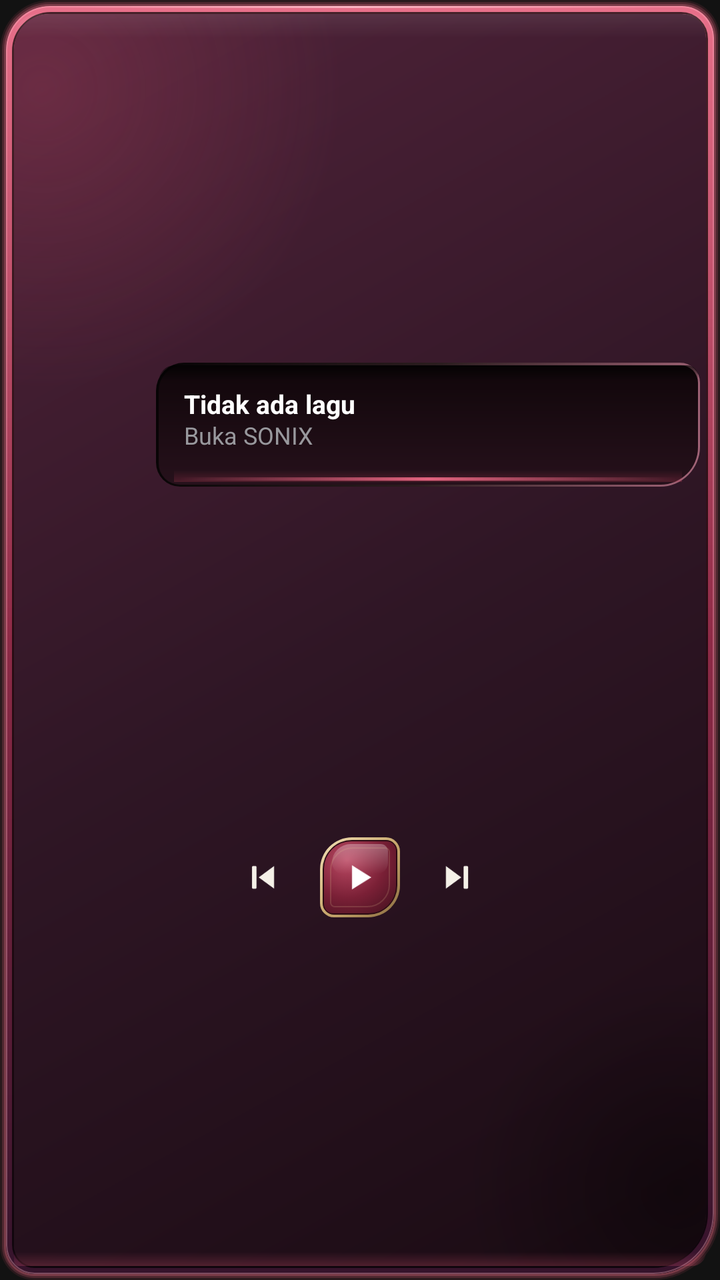
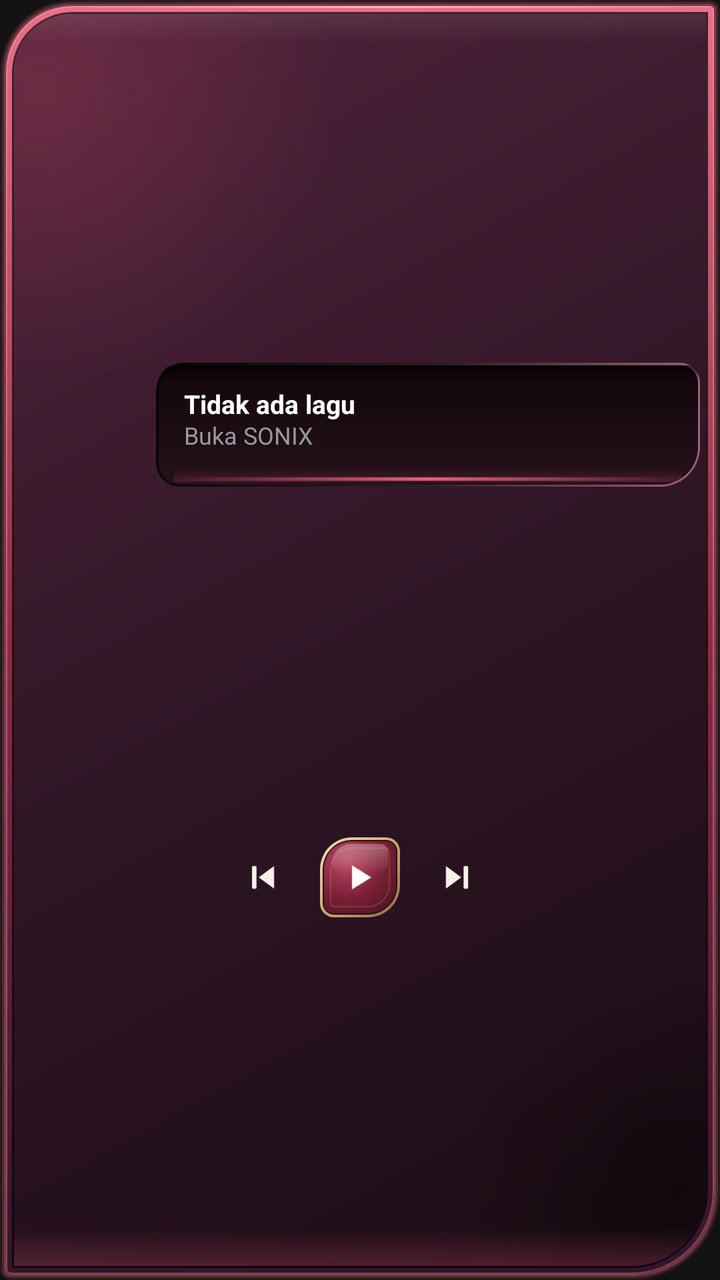

Compare the two renders of this Android layout. The source of the first and the diff that turns it into the second are given below.
<!-- AndroidManifest.xml: application theme Theme.AudioPlayer -->
<!-- res/layout/widget_player.xml -->
<?xml version="1.0" encoding="utf-8"?>
<LinearLayout xmlns:android="http://schemas.android.com/apk/res/android"
    android:id="@+id/widget_root"
    android:layout_width="match_parent"
    android:layout_height="match_parent"
    android:background="@drawable/widget_background_dark"
    android:orientation="vertical"
    android:gravity="center_vertical"
    android:clipToPadding="false"
    android:padding="10dp">

    <LinearLayout
        android:layout_width="match_parent"
        android:layout_height="0dp"
        android:layout_weight="1" />

    <LinearLayout
        android:layout_width="match_parent"
        android:layout_height="62dp"
        android:orientation="horizontal"
        android:gravity="center_vertical">

        <ImageView
            android:id="@+id/widget_album_art"
            android:layout_width="62dp"
            android:layout_height="62dp"
            android:scaleType="centerCrop" />

        <LinearLayout
            android:id="@+id/widget_well"
            android:layout_width="0dp"
            android:layout_height="62dp"
            android:layout_weight="1"
            android:layout_marginStart="6dp"
            android:background="@drawable/widget_well"
            android:orientation="vertical"
            android:gravity="center_vertical"
            android:paddingStart="14dp"
            android:paddingEnd="12dp"
            android:paddingBottom="4dp">

            <TextView
                android:id="@+id/widget_title"
                android:layout_width="match_parent"
                android:layout_height="wrap_content"
                android:textColor="#FFFFFF"
                android:textSize="13sp"
                android:textStyle="bold"
                android:maxLines="2"
                android:includeFontPadding="false"
                android:ellipsize="end"
                android:text="Tidak ada lagu" />

            <TextView
                android:id="@+id/widget_artist"
                android:layout_width="match_parent"
                android:layout_height="wrap_content"
                android:layout_marginTop="1dp"
                android:textColor="#98989D"
                android:textSize="12sp"
                android:maxLines="1"
                android:includeFontPadding="false"
                android:ellipsize="end"
                android:text="Buka SONIX" />
        </LinearLayout>

    </LinearLayout>

    <LinearLayout
        android:layout_width="match_parent"
        android:layout_height="0dp"
        android:layout_weight="1" />

    <LinearLayout
        android:layout_width="match_parent"
        android:layout_height="40dp"
        android:layout_marginTop="4dp"
        android:orientation="horizontal"
        android:gravity="center">

        <ImageButton
            android:id="@+id/widget_prev"
            android:layout_width="34dp"
            android:layout_height="34dp"
            android:padding="7dp"
            android:background="@android:color/transparent"
            android:scaleType="fitCenter"
            android:src="@drawable/ic_widget_previous"
            android:contentDescription="Sebelumnya" />

        <ImageButton
            android:id="@+id/widget_play_pause"
            android:layout_width="40dp"
            android:layout_height="40dp"
            android:layout_marginStart="12dp"
            android:padding="10dp"
            android:background="@drawable/widget_play_button_bg"
            android:scaleType="fitCenter"
            android:src="@drawable/ic_widget_play"
            android:contentDescription="Putar" />

        <ImageButton
            android:id="@+id/widget_next"
            android:layout_width="34dp"
            android:layout_height="34dp"
            android:layout_marginStart="12dp"
            android:padding="7dp"
            android:background="@android:color/transparent"
            android:scaleType="fitCenter"
            android:src="@drawable/ic_widget_next"
            android:contentDescription="Berikutnya" />

    </LinearLayout>

    <LinearLayout
        android:layout_width="match_parent"
        android:layout_height="0dp"
        android:layout_weight="1" />

</LinearLayout>
<!-- resources referenced by this layout -->
<resources>
  <!-- drawable ic_widget_next: png bitmap (drawable, 1562 bytes) -->
  <!-- drawable ic_widget_play: png bitmap (drawable, 776 bytes) -->
  <!-- drawable ic_widget_previous: png bitmap (drawable, 1621 bytes) -->
  <!-- drawable widget_background_dark: vector/xml drawable (drawable, 5443 chars, omitted) -->
  <!-- drawable widget_play_button_bg: vector/xml drawable (drawable, 6458 chars, omitted) -->
  <!-- drawable widget_well: vector/xml drawable (drawable, 2124 chars, omitted) -->
  <style name="Theme.AudioPlayer" parent="android:Theme.Material.NoActionBar">
          <item name="android:windowBackground">@color/black</item>
      </style>
  <color name="black">#FF121212</color>
</resources>

<!-- the commit's change to res/layout/widget_player.xml (unified diff, before → after) -->
@@ -1,120 +1,128 @@
 <?xml version="1.0" encoding="utf-8"?>
-<LinearLayout xmlns:android="http://schemas.android.com/apk/res/android"
-    android:id="@+id/widget_root"
+<FrameLayout xmlns:android="http://schemas.android.com/apk/res/android"
+    android:id="@android:id/background"
     android:layout_width="match_parent"
     android:layout_height="match_parent"
-    android:background="@drawable/widget_background_dark"
-    android:orientation="vertical"
-    android:gravity="center_vertical"
-    android:clipToPadding="false"
-    android:padding="10dp">
+    android:clipToOutline="true">
 
     <LinearLayout
+        android:id="@+id/widget_root"
         android:layout_width="match_parent"
-        android:layout_height="0dp"
-        android:layout_weight="1" />
-
-    <LinearLayout
-        android:layout_width="match_parent"
-        android:layout_height="62dp"
-        android:orientation="horizontal"
-        android:gravity="center_vertical">
-
-        <ImageView
-            android:id="@+id/widget_album_art"
-            android:layout_width="62dp"
-            android:layout_height="62dp"
-            android:scaleType="centerCrop" />
+        android:layout_height="match_parent"
+        android:background="@drawable/widget_background_dark"
+        android:orientation="vertical"
+        android:gravity="center_vertical"
+        android:clipToPadding="false"
+        android:padding="10dp">
 
         <LinearLayout
-            android:id="@+id/widget_well"
-            android:layout_width="0dp"
+            android:layout_width="match_parent"
+            android:layout_height="0dp"
+            android:layout_weight="1" />
+
+        <LinearLayout
+            android:layout_width="match_parent"
             android:layout_height="62dp"
-            android:layout_weight="1"
-            android:layout_marginStart="6dp"
-            android:background="@drawable/widget_well"
-            android:orientation="vertical"
-            android:gravity="center_vertical"
-            android:paddingStart="14dp"
-            android:paddingEnd="12dp"
-            android:paddingBottom="4dp">
+            android:orientation="horizontal"
+            android:gravity="center_vertical">
 
-            <TextView
-                android:id="@+id/widget_title"
-                android:layout_width="match_parent"
-                android:layout_height="wrap_content"
-                android:textColor="#FFFFFF"
-                android:textSize="13sp"
-                android:textStyle="bold"
-                android:maxLines="2"
-                android:includeFontPadding="false"
-                android:ellipsize="end"
-                android:text="Tidak ada lagu" />
+            <ImageView
+                android:id="@+id/widget_album_art"
+                android:layout_width="62dp"
+                android:layout_height="62dp"
+                android:scaleType="centerCrop" />
 
-            <TextView
-                android:id="@+id/widget_artist"
-                android:layout_width="match_parent"
-                android:layout_height="wrap_content"
-                android:layout_marginTop="1dp"
-                android:textColor="#98989D"
-                android:textSize="12sp"
-                android:maxLines="1"
-                android:includeFontPadding="false"
-                android:ellipsize="end"
-                android:text="Buka SONIX" />
+            <LinearLayout
+                android:id="@+id/widget_well"
+                android:layout_width="0dp"
+                android:layout_height="62dp"
+                android:layout_weight="1"
+                android:layout_marginStart="6dp"
+                android:background="@drawable/widget_well"
+                android:orientation="vertical"
+                android:gravity="center_vertical"
+                android:paddingStart="14dp"
+                android:paddingEnd="12dp"
+                android:paddingBottom="4dp">
+
+                <TextView
+                    android:id="@+id/widget_title"
+                    android:layout_width="match_parent"
+                    android:layout_height="wrap_content"
+                    android:textColor="#FFFFFF"
+                    android:textSize="13sp"
+                    android:textStyle="bold"
+                    android:maxLines="2"
+                    android:includeFontPadding="false"
+                    android:ellipsize="end"
+                    android:text="Tidak ada lagu" />
+
+                <TextView
+                    android:id="@+id/widget_artist"
+                    android:layout_width="match_parent"
+                    android:layout_height="wrap_content"
+                    android:layout_marginTop="1dp"
+                    android:textColor="#98989D"
+                    android:textSize="12sp"
+                    android:maxLines="1"
+                    android:includeFontPadding="false"
+                    android:ellipsize="end"
+                    android:text="Buka SONIX" />
+            </LinearLayout>
+
         </LinearLayout>
+
+        <LinearLayout
+            android:layout_width="match_parent"
+            android:layout_height="0dp"
+            android:layout_weight="1" />
+
+        <LinearLayout
+            android:layout_width="match_parent"
+            android:layout_height="40dp"
+            android:layout_marginTop="4dp"
+            android:orientation="horizontal"
+            android:gravity="center">
+
+            <ImageButton
+                android:id="@+id/widget_prev"
+                android:layout_width="34dp"
+                android:layout_height="34dp"
+                android:padding="7dp"
+                android:background="@android:color/transparent"
+                android:scaleType="fitCenter"
+                android:src="@drawable/ic_widget_previous"
+                android:contentDescription="Sebelumnya" />
+
+            <ImageButton
+                android:id="@+id/widget_play_pause"
+                android:layout_width="40dp"
+                android:layout_height="40dp"
+                android:layout_marginStart="12dp"
+                android:padding="10dp"
+                android:background="@drawable/widget_play_button_bg"
+                android:scaleType="fitCenter"
+                android:src="@drawable/ic_widget_play"
+                android:contentDescription="Putar" />
+
+            <ImageButton
+                android:id="@+id/widget_next"
+                android:layout_width="34dp"
+                android:layout_height="34dp"
+                android:layout_marginStart="12dp"
+                android:padding="7dp"
+                android:background="@android:color/transparent"
+                android:scaleType="fitCenter"
+                android:src="@drawable/ic_widget_next"
+                android:contentDescription="Berikutnya" />
+
+        </LinearLayout>
+
+        <LinearLayout
+            android:layout_width="match_parent"
+            android:layout_height="0dp"
+            android:layout_weight="1" />
 
     </LinearLayout>
 
-    <LinearLayout
-        android:layout_width="match_parent"
-        android:layout_height="0dp"
-        android:layout_weight="1" />
-
-    <LinearLayout
-        android:layout_width="match_parent"
-        android:layout_height="40dp"
-        android:layout_marginTop="4dp"
-        android:orientation="horizontal"
-        android:gravity="center">
-
-        <ImageButton
-            android:id="@+id/widget_prev"
-            android:layout_width="34dp"
-            android:layout_height="34dp"
-            android:padding="7dp"
-            android:background="@android:color/transparent"
-            android:scaleType="fitCenter"
-            android:src="@drawable/ic_widget_previous"
-            android:contentDescription="Sebelumnya" />
-
-        <ImageButton
-            android:id="@+id/widget_play_pause"
-            android:layout_width="40dp"
-            android:layout_height="40dp"
-            android:layout_marginStart="12dp"
-            android:padding="10dp"
-            android:background="@drawable/widget_play_button_bg"
-            android:scaleType="fitCenter"
-            android:src="@drawable/ic_widget_play"
-            android:contentDescription="Putar" />
-
-        <ImageButton
-            android:id="@+id/widget_next"
-            android:layout_width="34dp"
-            android:layout_height="34dp"
-            android:layout_marginStart="12dp"
-            android:padding="7dp"
-            android:background="@android:color/transparent"
-            android:scaleType="fitCenter"
-            android:src="@drawable/ic_widget_next"
-            android:contentDescription="Berikutnya" />
-
-    </LinearLayout>
-
-    <LinearLayout
-        android:layout_width="match_parent"
-        android:layout_height="0dp"
-        android:layout_weight="1" />
-
-</LinearLayout>
+</FrameLayout>
<!-- resource entries referenced after the edit -->
@@ -3,7 +3,7 @@
   <!-- drawable ic_widget_next: png bitmap (drawable, 1562 bytes) -->
   <!-- drawable ic_widget_play: png bitmap (drawable, 776 bytes) -->
   <!-- drawable ic_widget_previous: png bitmap (drawable, 1621 bytes) -->
-  <!-- drawable widget_background_dark: vector/xml drawable (drawable, 5443 chars, omitted) -->
+  <!-- drawable widget_background_dark: vector/xml drawable (drawable, 5482 chars, omitted) -->
   <!-- drawable widget_play_button_bg: vector/xml drawable (drawable, 6458 chars, omitted) -->
   <!-- drawable widget_well: vector/xml drawable (drawable, 2124 chars, omitted) -->
   <style name="Theme.AudioPlayer" parent="android:Theme.Material.NoActionBar">
